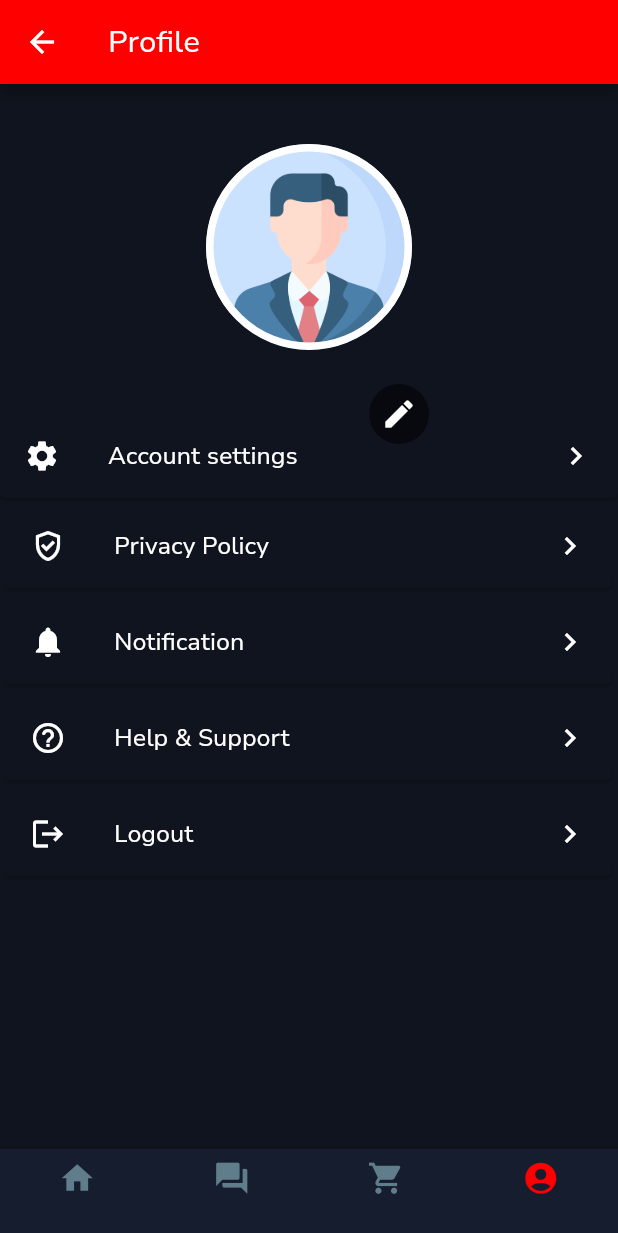
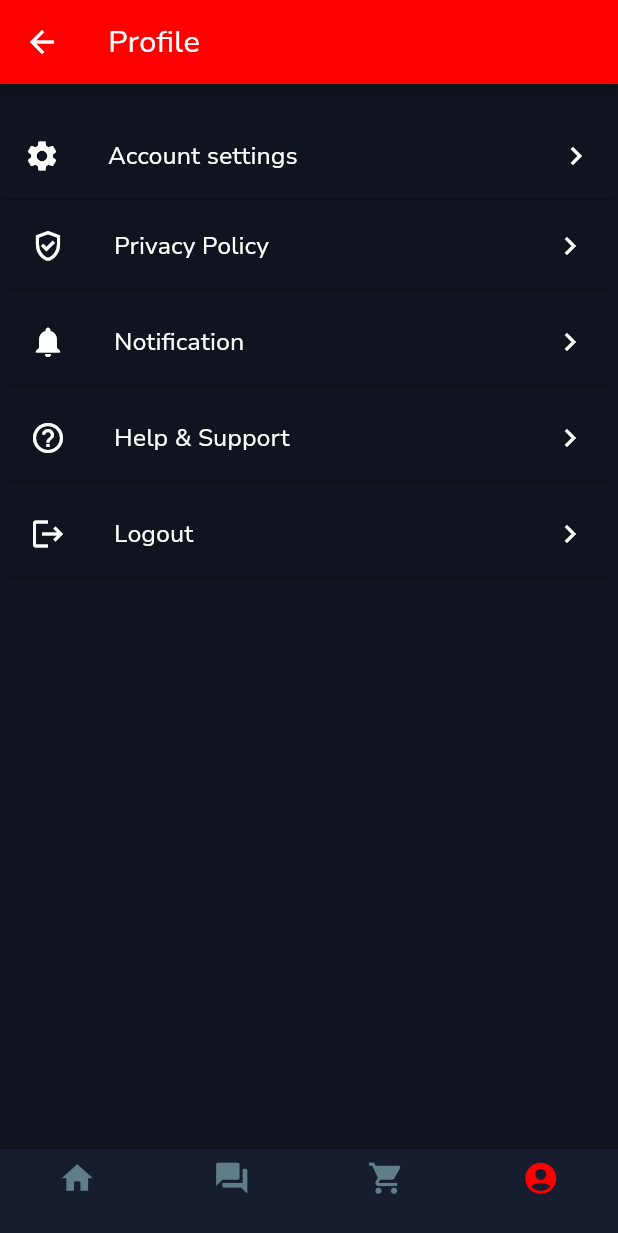
Before and after one commit to WX82-06-Arquitectura-de-Swe-Emergentes/mobile, a Flutter app: the ProfileScreen screen opened by its route, on a phone screen of 412 x 824 dp. Shown: the top 1233 px of the screen. Run offline on Flutter 3.47's test engine with Material 2 defaults, Android fonts, the phone set to English and light mode, and no system bars; our stand-ins replace dropdown_search, firebase_core, firebase_database, firebase_messaging, google_maps_flutter; accounts and stored records are empty.

Commit message:
fix: ✨"Update profile"

```diff
--- a/lib/screens/profile/profile_screen.dart
+++ b/lib/screens/profile/profile_screen.dart
@@ -34,14 +34,13 @@ class _ProfileScreenState extends State<ProfileScreen> {
             children: [
               SizedBox(
                 width: double.infinity,
-                //margin: const EdgeInsets.symmetric(horizontal: 10),
                 child: Column(
                   mainAxisAlignment: MainAxisAlignment.spaceEvenly,
                   children: [
                     GestureDetector(
                       child: const Card(
                         color: Color.fromARGB(255, 16, 20, 30),
-                        margin: EdgeInsets.only(top: 220),
+                        margin: EdgeInsets.only(top: 20),
                         child: ListTile(
                           leading: Icon(
                             Icons.settings,
@@ -178,59 +177,8 @@ class _ProfileScreenState extends State<ProfileScreen> {
               height: MediaQuery.of(context).size.height,
             ),
           ),
-          Column(
-            crossAxisAlignment: CrossAxisAlignment.center,
-            children: [
-              const Padding(
-                padding: EdgeInsets.all(20),
-              ),
-              Container(
-                padding: const EdgeInsets.all(10.0),
-                width: MediaQuery.of(context).size.width / 3,
-                height: MediaQuery.of(context).size.width / 3,
-                decoration: BoxDecoration(
-                  border: Border.all(color: Colors.white, width: 5),
-                  shape: BoxShape.circle,
-                  color: Colors.white,
-                  image: const DecorationImage(
-                    fit: BoxFit.cover,
-                    image: AssetImage('images/profile.png'),
-                  ),
-                ),
-              ),
-            ],
-          ),
-          Padding(
-            padding: const EdgeInsets.only(bottom: 270, left: 120),
-            child: CircleAvatar(
-              backgroundColor: Colors.black54,
-              child: IconButton(
-                icon: const Icon(
-                  Icons.edit,
-                  color: Colors.white,
-                ),
-                onPressed: () {},
-              ),
-            ),
-          )
         ],
       ),
     );
   }
 }
-
-class HeaderCurvedContainer extends CustomPainter {
-  @override
-  void paint(Canvas canvas, Size size) {
-    Paint paint = Paint()..color = const Color.fromARGB(255, 255, 58, 58);
-    Path path = Path()
-      ..relativeLineTo(0, 150)
-      ..quadraticBezierTo(size.width / 2, 225, size.width, 150)
-      ..relativeLineTo(0, -150)
-      ..close();
-    canvas.drawPath(path, paint);
-  }
-
-  @override
-  bool shouldRepaint(CustomPainter oldDelegate) => false;
-}
```
